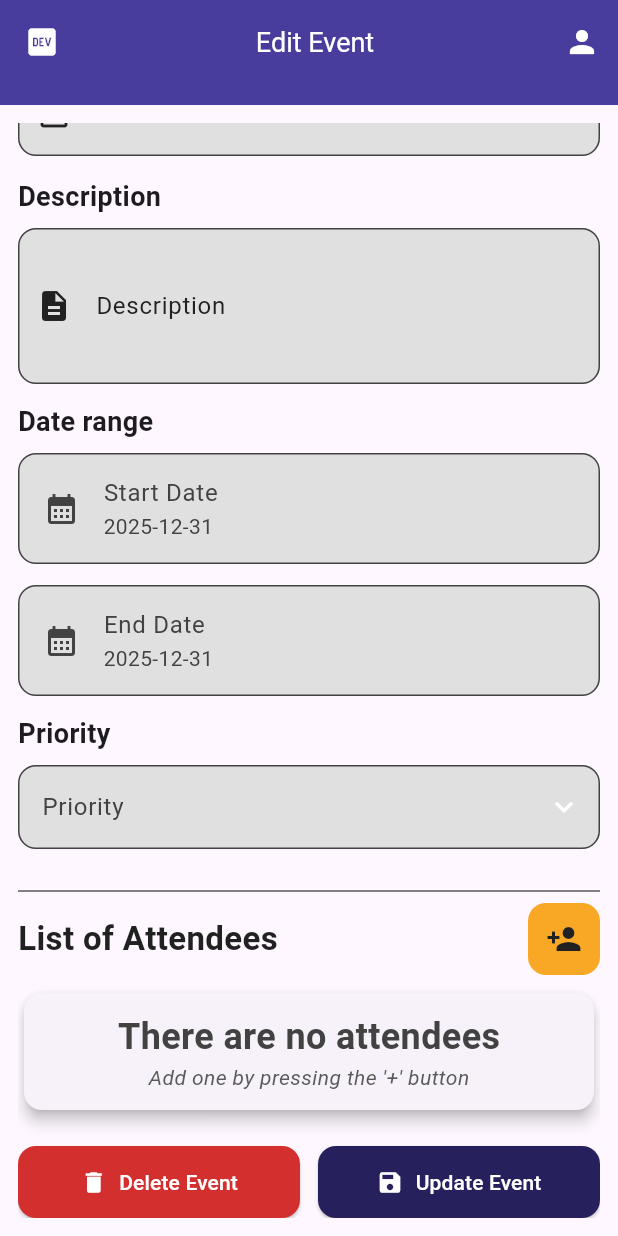
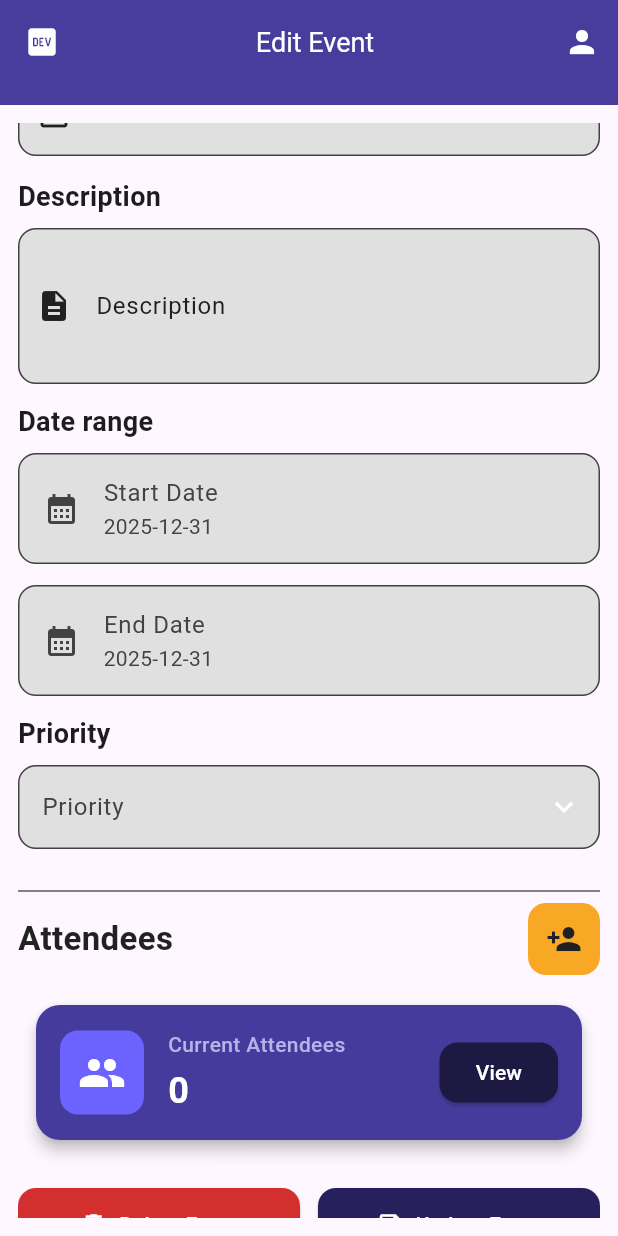
Before and after one commit to panzerweb/event_attendance_mobile, a Flutter app: the EditEvent screen opened directly with empty values, scrolled down 167 dp, on a phone screen of 412 x 824 dp. Run offline on Flutter 3.47's test engine with Material 3 defaults, Android fonts, the phone set to English and light mode, and no system bars; our stand-ins replace flutter_bloc, go_router, sqflite; accounts and stored records are empty.

Commit message:
Add attendee management feature
Introduces attendee CRUD functionality with new domain entities, repository, data models, and Cubit for state management. Adds attendee UI components, integrates attendee summary and list into event details, and updates database schema for attendee records. Also updates routing and main app initialization to support attendee features.

```diff
--- a/lib/core/config/database_helper.dart
+++ b/lib/core/config/database_helper.dart
@@ -121,7 +121,7 @@ class DatabaseHelper {
     await db.execute('''
       CREATE TABLE $attendeesTable (
         id INTEGER PRIMARY KEY AUTOINCREMENT,
-        attendees_name TEXT,
+        attendee_name TEXT,
         event_id INTEGER,
         is_blacklisted INTEGER DEFAULT 0,
         created_at TEXT,
--- a/lib/core/routes/app_routes.dart
+++ b/lib/core/routes/app_routes.dart
@@ -1,3 +1,4 @@
+import 'package:event_attendance_mobile/feature/present/presentation/attendees/pages/attendees_page.dart';
 import 'package:event_attendance_mobile/feature/present/presentation/dashboard/pages/add_event.dart';
 import 'package:event_attendance_mobile/feature/present/presentation/dashboard/pages/dashboard_view.dart';
 import 'package:event_attendance_mobile/feature/present/presentation/event_details/pages/event_details.dart';
@@ -43,6 +44,12 @@ final GoRouter router = GoRouter(
                 return EventDetails(eventId: state.pathParameters['eventId']!);
               },
             ),
+            GoRoute(
+              path: 'attendees',
+              builder: (context, state) {
+                return const AttendeesPage();
+              },
+            ),
           ],
         ),
 
--- /dev/null
+++ b/lib/feature/present/domain/entities/attendee_entity.dart
@@ -0,0 +1,25 @@
+class AttendeeEntity {
+  final int? id;
+  final String? attendee_name;
+  final int? event_id;
+  final bool? is_blacklisted;
+  final DateTime created_at;
+
+  AttendeeEntity({
+    this.id,
+    this.attendee_name,
+    this.event_id,
+    this.is_blacklisted = false,
+    required this.created_at,
+  });
+
+  AttendeeEntity toggleAttendeeStatus() {
+    return AttendeeEntity(
+      id: id,
+      attendee_name: attendee_name,
+      event_id: event_id,
+      is_blacklisted: !is_blacklisted!,
+      created_at: created_at,
+    );
+  }
+}
--- /dev/null
+++ b/lib/feature/present/presentation/attendees/widgets/attendee_summary_card.dart
@@ -0,0 +1,84 @@
+import 'package:flutter/material.dart';
+import 'package:event_attendance_mobile/core/styles/palette.dart';
+
+class AttendeeSummaryCard extends StatelessWidget {
+  final int attendeeCount;
+  final VoidCallback onViewPressed;
+
+  const AttendeeSummaryCard({
+    super.key,
+    required this.attendeeCount,
+    required this.onViewPressed,
+  });
+
+  @override
+  Widget build(BuildContext context) {
+    return Card(
+      elevation: 4,
+      color: Palette.primaryBackground,
+      shape: RoundedRectangleBorder(borderRadius: BorderRadius.circular(16)),
+      child: Padding(
+        padding: const EdgeInsets.all(16),
+        child: Row(
+          children: [
+            // LEFT ICON
+            Container(
+              width: 56,
+              height: 56,
+              decoration: BoxDecoration(
+                color: Palette.accentPurple,
+                borderRadius: BorderRadius.circular(12),
+              ),
+              child: const Icon(
+                Icons.people,
+                size: 32,
+                color: Palette.textPrimary,
+              ),
+            ),
+
+            const SizedBox(width: 16),
+
+            // TITLE + COUNT
+            Expanded(
+              child: Column(
+                crossAxisAlignment: CrossAxisAlignment.start,
+                children: [
+                  const Text(
+                    "Current Attendees",
+                    style: TextStyle(
+                      fontSize: 14,
+                      fontWeight: FontWeight.w500,
+                      color: Palette.textSecondary,
+                    ),
+                  ),
+                  const SizedBox(height: 4),
+                  Text(
+                    attendeeCount.toString(),
+                    style: const TextStyle(
+                      fontSize: 24,
+                      fontWeight: FontWeight.bold,
+                      color: Palette.textPrimary,
+                    ),
+                  ),
+                ],
+              ),
+            ),
+
+            // VIEW BUTTON
+            ElevatedButton(
+              onPressed: onViewPressed,
+              style: ElevatedButton.styleFrom(
+                backgroundColor: Palette.cardBg,
+                foregroundColor: Colors.white,
+                shape: RoundedRectangleBorder(
+                  borderRadius: BorderRadius.circular(12),
+                ),
+              ),
+              child: const Text("View"),
+            ),
+          ],
+        ),
+      ),
+    );
+  }
+}
--- a/lib/feature/present/presentation/event_details/pages/edit_event.dart
+++ b/lib/feature/present/presentation/event_details/pages/edit_event.dart
@@ -4,13 +4,18 @@ import 'package:event_attendance_mobile/core/components/scaffold_appbar.dart';
 import 'package:event_attendance_mobile/core/constant/priority_enums.dart';
 import 'package:event_attendance_mobile/core/helper/show_delete_dialog.dart';
 import 'package:event_attendance_mobile/core/styles/palette.dart';
+import 'package:event_attendance_mobile/feature/present/domain/entities/attendee_entity.dart';
 import 'package:event_attendance_mobile/feature/present/domain/entities/event_entity.dart';
+import 'package:event_attendance_mobile/feature/present/presentation/attendees/bloc/attendee_cubit.dart';
 import 'package:event_attendance_mobile/feature/present/presentation/dashboard/bloc/event_cubit.dart';
+import 'package:event_attendance_mobile/feature/present/presentation/attendees/widgets/attendee_summary_card.dart';
+import 'package:event_attendance_mobile/feature/present/presentation/attendees/widgets/attendee_tile.dart';
 import 'package:event_attendance_mobile/feature/present/presentation/event_details/widgets/build_card.dart';
 import 'package:event_attendance_mobile/feature/present/presentation/event_details/widgets/build_datetime.dart';
 import 'package:event_attendance_mobile/feature/present/presentation/event_details/widgets/build_textfield.dart';
 import 'package:flutter/material.dart';
 import 'package:flutter_bloc/flutter_bloc.dart';
+import 'package:go_router/go_router.dart';
 
 const List<Map<int, PriorityEnums>> priorities = [
   {1: PriorityEnums.low},
@@ -27,12 +32,15 @@ class EditEvent extends StatefulWidget {
 }
 
 class _EditEventState extends State<EditEvent> {
-  // Initialize the controllers
+  // Initialize the controllers - EVENT
   late TextEditingController _nameController;
   late TextEditingController _descriptionController;
   late DateTime _startDate;
   late DateTime _endDate;
   late int _selectedPriority;
+
+  // controllers - ATTENDEE
+  final TextEditingController _attendeeNameController = TextEditingController();
 
   @override
   void initState() {
@@ -46,12 +54,16 @@ class _EditEventState extends State<EditEvent> {
     _startDate = widget.event.start_date!;
     _endDate = widget.event.end_date!;
     _selectedPriority = widget.event.priority_id!;
+
+    final eventId = widget.event.id;
+    context.read<AttendeeCubit>().loadAttendees(eventId!);
   }
 
   @override
   void dispose() {
     _nameController.dispose();
     _descriptionController.dispose();
+    _attendeeNameController.dispose();
     super.dispose();
   }
 
@@ -105,6 +117,47 @@ class _EditEventState extends State<EditEvent> {
     );
   }
 
+  Future<void> _addAttendeeDialog(int eventId) async {
+    try {
+      return showDialog(
+        context: context,
+        builder: (context) {
+          return AlertDialog(
+            title: const Text('Enter attendee name'),
+            content: TextField(
+              controller: _attendeeNameController,
+              decoration: const InputDecoration(hintText: "Attendee Name"),
+            ),
+            actions: <Widget>[
+              TextButton(
+                child: const Text('Cancel'),
+                onPressed: () {
+                  Navigator.of(context).pop();
+                },
+              ),
+              TextButton(
+                child: const Text('Add'),
+                onPressed: () async {
+                  // Handle the submitted value
+                  await context.read<AttendeeCubit>().addAttendeeCubit(
+                    _attendeeNameController.text,
+                    eventId,
+                  );
+
+                  _attendeeNameController.clear();
+                  Navigator.of(context).pop();
+                },
+              ),
+            ],
+          );
+        },
+      );
+    } catch (e) {
+      throw Exception("Error showing dialog: $e");
+    }
+  }
+
+  // UI Rendering
   @override
   Widget build(BuildContext context) {
     return Scaffold(
@@ -194,6 +247,7 @@ class _EditEventState extends State<EditEvent> {
 
               /// ───────────── Priority ─────────────
               FieldLabel(message: "Priority"),
+
               DropdownButtonFormField<int>(
                 initialValue: _selectedPriority,
                 dropdownColor: Palette.textSecondary,
@@ -238,7 +292,7 @@ class _EditEventState extends State<EditEvent> {
                 mainAxisAlignment: MainAxisAlignment.spaceBetween,
                 children: [
                   Text(
-                    "List of Attendees",
+                    "Attendees",
                     style: TextStyle(
                       fontSize: 22,
                       color: Palette.darkTextPrimary,
@@ -248,7 +302,7 @@ class _EditEventState extends State<EditEvent> {
 
                   IconButton(
                     onPressed: () {
-                      null;
+                      _addAttendeeDialog(widget.event.id!);
                     }, // Point to a function to add attendees
                     icon: const Icon(Icons.person_add),
                     style: IconButton.styleFrom(
@@ -265,15 +319,18 @@ class _EditEventState extends State<EditEvent> {
               const SizedBox(height: 8),
 
               // A condition will be added if there are attendees then show cards, if not, then show message
-              Card(
-                elevation: 4,
-                child: Padding(
-                  padding: const EdgeInsets.all(12.0),
-                  child: EmptyListMessage(
-                    message: "There are no attendees",
-                    subtitle: "Add one by pressing the '+' button",
-                  ),
-                ),
+              BlocBuilder<AttendeeCubit, List<AttendeeEntity>>(
+                builder: (context, attendees) {
+                  return Padding(
+                    padding: const EdgeInsets.all(8),
+                    child: AttendeeSummaryCard(
+                      attendeeCount: attendees.length,
+                      onViewPressed: () {
+                        context.push("/dashboard/attendees");
+                      },
+                    ),
+                  );
+                },
               ),
 
               const SizedBox(height: 20),
```
Also changed, not shown: lib/feature/present/data/models/attendee_model.dart (added, +64 -0 lines), lib/feature/present/data/repository/attendee_repoimpl.dart (added, +73 -0 lines), lib/feature/present/domain/repository/attendee_repository.dart (added, +9 -0 lines), lib/feature/present/presentation/attendees/bloc/attendee_cubit.dart (added, +68 -0 lines), lib/feature/present/presentation/attendees/pages/attendees_page.dart (added, +68 -0 lines), lib/feature/present/presentation/attendees/widgets/attendee_tile.dart (added, +142 -0 lines), lib/main.dart (+17 -3 lines).
